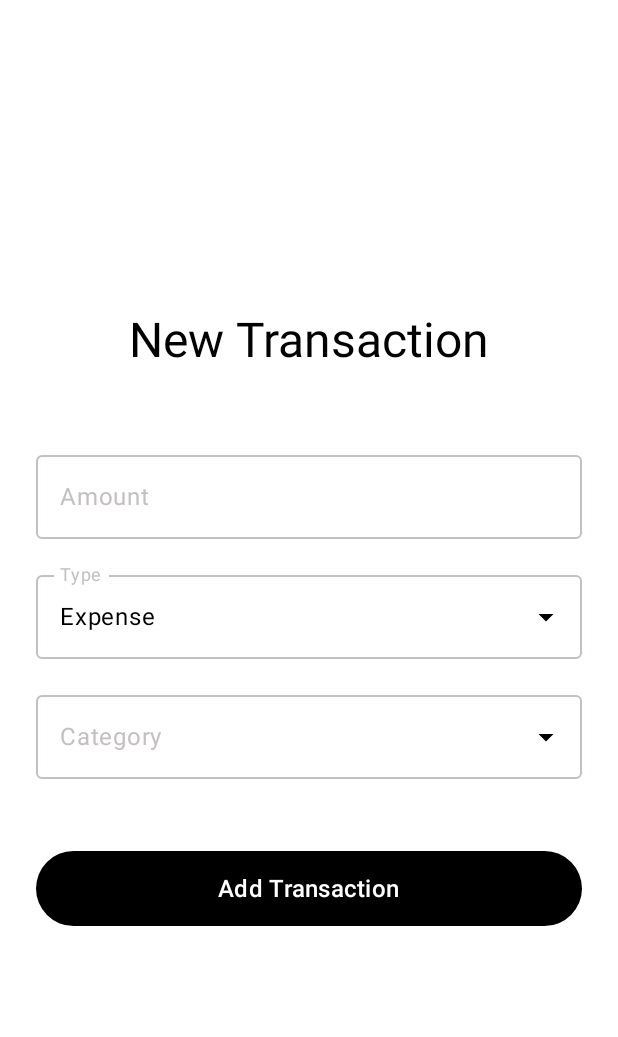
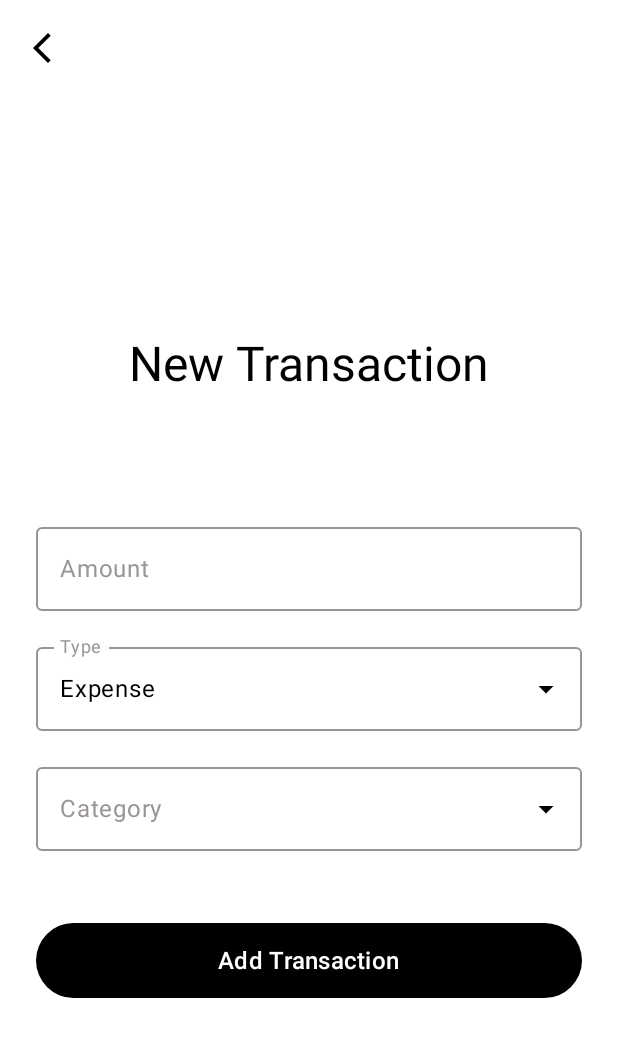
Before and after one commit to emmyfong/PersonalFinanceApp, an Android app built with Jetpack Compose: the AddTransactionScreen screen opened through its navigation route, on a phone screen of 412 x 824 dp. Shown: the top 1037 px of the screen. Run offline under Robolectric (Android 15) with nearby library versions, the phone set to English and light mode, and no system bars; our stand-ins replace Firebase (no records; nobody signed in at launch, a user with empty details on screens opened directly); Roboto replaces fonts that are not available here.

Commit message:
Adjusted the transactions/categories ui

```diff
--- a/app/src/main/java/com/example/personalfinanceapp/AppMainScreen.kt
+++ b/app/src/main/java/com/example/personalfinanceapp/AppMainScreen.kt
@@ -18,6 +18,7 @@ import com.example.personalfinanceapp.auth.AuthViewModel
 import com.example.personalfinanceapp.dashboard.DashboardScreen
 import com.example.personalfinanceapp.transaction.TransactionsScreen
 import com.example.personalfinanceapp.transaction.AddTransactionScreen
+import com.example.personalfinanceapp.transaction.ManageCategoriesScreen
 import com.google.firebase.auth.FirebaseAuth
 
 @Composable
@@ -44,7 +45,8 @@ fun AppMainScreen(
             modifier = Modifier.padding(innerPadding)
         ) {
             composable(Screen.Dashboard.route) {
-                DashboardScreen(authViewModel = authViewModel,
+                DashboardScreen(
+                    authViewModel = authViewModel,
                     onLogout = onLogout,
                     onNavigateToAddTransaction = { navHostController.navigate("add_transaction") })
             }
@@ -59,12 +61,20 @@ fun AppMainScreen(
                 // SettingsScreen()
             }
             composable("add_transaction") {
-                AddTransactionScreen (
-                    onTransactionAdded = {navHostController.popBackStack()}
+                AddTransactionScreen(
+                    onNavigateBack = { navHostController.popBackStack() },
+                    onTransactionAdded = { navHostController.popBackStack() }
                 )
             }
             composable("manage_categories") {
-                Text(text = "Manage Categories Screen")
+                ManageCategoriesScreen(
+                    onNavigateBack = { navHostController.popBackStack() },
+                    onNavigateToAddCategory = { navHostController.navigate("add_category_dialog") }
+                )
+            }
+            composable("add_category_dialog") {
+                // TODO: Add AddCategoryDialog composable here
+                // AddCategoryDialog()
             }
         }
     }
--- a/app/src/main/java/com/example/personalfinanceapp/transaction/AddTransactionScreen.kt
+++ b/app/src/main/java/com/example/personalfinanceapp/transaction/AddTransactionScreen.kt
@@ -1,11 +1,15 @@
 package com.example.personalfinanceapp.transaction
 
+import androidx.compose.foundation.Image
 import androidx.compose.foundation.layout.*
 import androidx.compose.foundation.text.KeyboardOptions
+import com.example.personalfinanceapp.R
 import androidx.compose.material3.*
 import androidx.compose.runtime.*
 import androidx.compose.ui.Alignment
 import androidx.compose.ui.Modifier
+import androidx.compose.ui.graphics.ColorFilter
+import androidx.compose.ui.res.painterResource
 import androidx.compose.ui.text.input.KeyboardType
 import androidx.compose.ui.text.style.TextAlign
 import androidx.compose.ui.unit.dp
@@ -17,7 +21,8 @@ import com.example.personalfinanceapp.ui.theme.SubText
 @Composable
 fun AddTransactionScreen(
     transactionViewModel: TransactionViewModel = viewModel(),
-    onTransactionAdded: () -> Unit
+    onTransactionAdded: () -> Unit,
+    onNavigateBack: () -> Unit
 ) {
     var amount by remember { mutableStateOf("") }
     var selectedCategory by remember { mutableStateOf("") }
@@ -26,10 +31,27 @@ fun AddTransactionScreen(
     val defaultCategories = listOf("Groceries", "Rent", "Salary", "Utilities", "Other")
     val transactionTypes = listOf("Expense", "Income")
 
+    Scaffold(
+        topBar = {
+            TopAppBar(
+                title = { Text("") },
+                navigationIcon = {
+                    IconButton(onClick = onNavigateBack) {
+                        Image(
+                            painter = painterResource(id = R.drawable.arrow_back_ios_new_24),
+                            contentDescription = "Back",
+                            colorFilter = ColorFilter.tint(MaterialTheme.colorScheme.onBackground)
+                        )
+                    }
+                }
+            )
+        }
+    ) {  paddingValues ->
         Column(
             modifier = Modifier
                 .fillMaxSize()
-            .padding(24.dp),
+                .padding(paddingValues)
+                .padding(horizontal = 24.dp, vertical = 16.dp),
             horizontalAlignment = Alignment.CenterHorizontally,
             verticalArrangement = Arrangement.spacedBy(16.dp, Alignment.CenterVertically)
         ) {
@@ -38,7 +60,7 @@ fun AddTransactionScreen(
                 style = MaterialTheme.typography.headlineLarge,
                 color = Black,
                 textAlign = TextAlign.Center,
-            modifier = Modifier.padding(bottom = 32.dp)
+                modifier = Modifier.padding(bottom = 64.dp)
             )
 
             // Amount Input
@@ -94,6 +116,7 @@ fun AddTransactionScreen(
             }
         }
     }
+}
 
 @OptIn(ExperimentalMaterial3Api::class)
 @Composable
--- a/app/src/main/java/com/example/personalfinanceapp/transaction/TransactionViewModel.kt
+++ b/app/src/main/java/com/example/personalfinanceapp/transaction/TransactionViewModel.kt
@@ -22,14 +22,20 @@ class TransactionViewModel(
     private val _error = MutableStateFlow<String?>(null)
     val error: StateFlow<String?> = _error
 
+    private val _categoryCounts = MutableStateFlow<Map<String, Int>>(emptyMap())
+    val categoryCounts: StateFlow<Map<String, Int>> = _categoryCounts
+
     init {
         fetchCategories()
+        fetchCategoryCounts()
 
         viewModelScope.launch {
             authViewModel.user.collect { user ->
                 if (user != null) {
                     if (_transactions.value.isEmpty()) {
                         fetchTransactions()
+                        fetchCategories()
+                        fetchCategoryCounts()
                     }
                 }
             }
@@ -85,4 +91,14 @@ class TransactionViewModel(
             }
         }
     }
+
+    fun fetchCategoryCounts() {
+        viewModelScope.launch {
+            repo.getTransactions()
+            .collect { transactions ->
+                val counts = transactions.groupingBy { it.category }.eachCount()
+                _categoryCounts.value = counts
+        }
+        }
+    }
 }
--- a/app/src/main/java/com/example/personalfinanceapp/ui/theme/Color.kt
+++ b/app/src/main/java/com/example/personalfinanceapp/ui/theme/Color.kt
@@ -8,6 +8,6 @@ val White = Color(0xFFFFFFFF)
 val Blue = Color(color = 0xFF3066BE)
 
 val Mint = Color(color = 0xFF63B995)
-val SubText = Color(color = 0xFFC5BFBF)
+val SubText = Color(color = 0xFF9A9595)
 
-val Accent = Color(color = 0xFFFCFCFC)
+val Accent = Color(color = 0xFFFAFAFA)
--- a/app/src/main/java/com/example/personalfinanceapp/ui/theme/Theme.kt
+++ b/app/src/main/java/com/example/personalfinanceapp/ui/theme/Theme.kt
@@ -31,7 +31,9 @@ private val LightColorScheme = lightColorScheme(
 
     surfaceVariant = Accent,
     onSurfaceVariant = Black,
-    tertiary = Black,
+    tertiary = Mint,
+    tertiaryContainer = Black,
+    onTertiaryContainer = White,
     onTertiary = White,
 
     /* Other default colors to override
--- /dev/null
+++ b/app/src/main/res/drawable/arrow_back_ios_new_24.xml
@@ -0,0 +1,5 @@
+<vector xmlns:android="http://schemas.android.com/apk/res/android" android:height="24dp" android:tint="#000000" android:viewportHeight="960" android:viewportWidth="960" android:width="24dp">
+
+    <path android:fillColor="@android:color/white" android:pathData="M640,880L240,480L640,80L711,151L382,480L711,809L640,880Z"/>
+
+</vector>
```
Also changed, not shown: app/src/main/java/com/example/personalfinanceapp/transaction/ManageCategoriesScreen.kt (added, +103 -0 lines), app/src/main/java/com/example/personalfinanceapp/transaction/TransactionScreen.kt (+70 -22 lines), 1 other file. Lines whose indentation alone changed are shown as unchanged.
